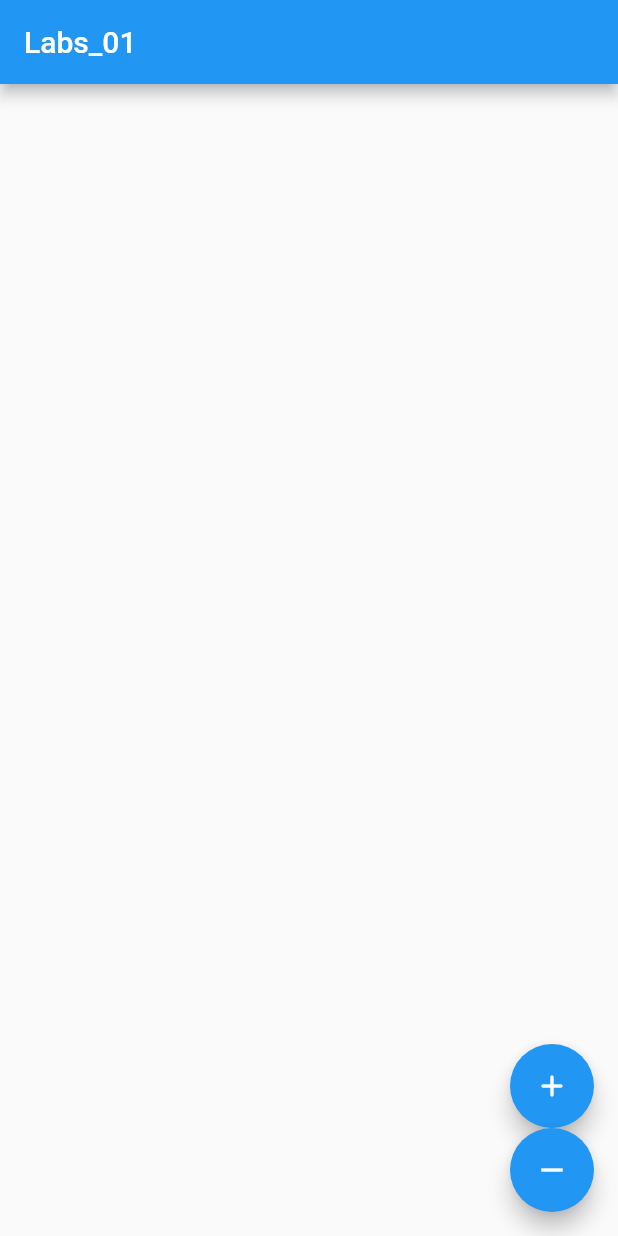
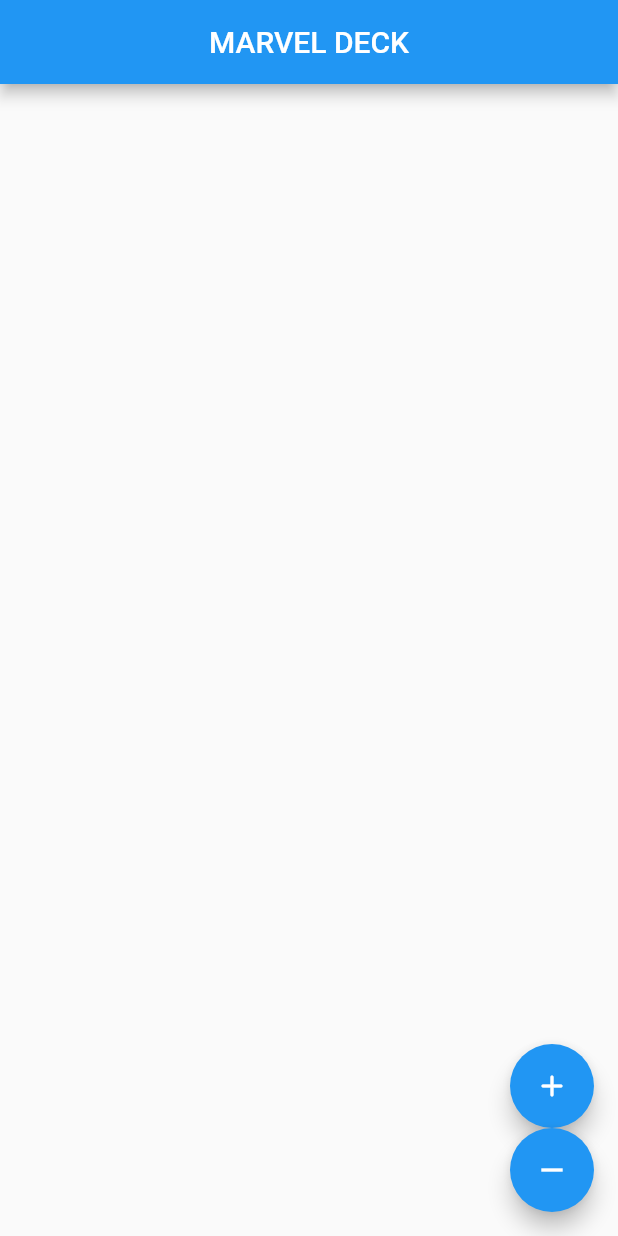
Before and after one commit to nox-machina/flutter_labs_01, a Flutter app: the screen it shows after launch, after a tap on the "add" icon, on a phone screen of 412 x 824 dp. Run offline on Flutter 3.47's test engine with Material 2 defaults, Android fonts, the phone set to English and light mode, and no system bars; our stand-ins replace flutter_dotenv.

Commit message:
Marvel API implemented with bug fixes

```diff
--- a/lib/main.dart
+++ b/lib/main.dart
@@ -1,7 +1,8 @@
 import 'package:flutter/material.dart';
-
+import 'package:flutter_dotenv/flutter_dotenv.dart' as DotEnv;
 import './src/app.dart';
 
-void main() {
+void main() async {
+  await DotEnv.load(fileName: ".env");
   runApp(MyApp());
 }
--- a/lib/src/app.dart
+++ b/lib/src/app.dart
@@ -3,6 +3,8 @@ import 'package:http/http.dart' as http;
 import 'dart:convert';
 import 'models/image_model.dart';
 import 'widgets/image_list.dart';
+import 'package:crypto/crypto.dart' as crypto;
+import 'package:flutter_dotenv/flutter_dotenv.dart';
 
 class MyApp extends StatefulWidget {
   @override
@@ -11,24 +13,56 @@ class MyApp extends StatefulWidget {
 
 class _MyAppState extends State<MyApp> {
   int counter = 0;
+  int limit = 1;
+  int offset = 0;
   List<ImageModel> images = [];
 
   void getImage() async {
     counter++;
-    final res =
-        await http.get('http://jsonplaceholder.typicode.com/photos/$counter');
+    offset++;
+    var ts = DateTime.now().millisecondsSinceEpoch.toString();
+    final pubkey = "f49e6d7f4057e2eff1a2586f3f7929d3";
+    final pvtkey = env['PVTKEY'];
+    var apikey =
+        crypto.md5.convert(utf8.encode(ts + pvtkey + pubkey)).toString();
+    print(apikey);
+    final res = await http.get(
+        'https://gateway.marvel.com:443/v1/public/characters?limit=$limit&offset=$offset&ts=$ts&apikey=$pubkey&hash=$apikey');
     var imageModel = ImageModel.fromJson(json.decode(res.body));
-    setState(() {
-      images.add(imageModel);
-    });
+    print(res.statusCode);
+    if (imageModel.url !=
+        "http://i.annihil.us/u/prod/marvel/i/mg/b/40/image_not_available.jpg") {
+      if (images.length >= 0) {
+        var contains = images.where((element) => element.id == imageModel.id);
+        if (contains.isEmpty) {
+          setState(() {
+            images.add(imageModel);
+            print("ADDED ONE = $counter: $offset");
+          });
+        } else {
+          getImage();
+        }
+      }
+    } else {
+      getImage();
+    }
   }
 
   void removeImage() async {
-    if (counter > 0) {
-      counter--;
+    if (counter > 0 && offset > 0) {
       setState(() {
         images.removeLast();
       });
+      if ((counter - images.length) >= 1) {
+        var diff = counter - images.length;
+        offset -= (diff);
+        counter -= (diff);
+        print("REMOVED more = $counter: $offset");
+      } else {
+        offset--;
+        counter--;
+        print("REMOVED ONE = $counter: $offset");
+      }
     }
   }
 
@@ -49,7 +83,7 @@ class _MyAppState extends State<MyApp> {
           ],
         ),
         appBar: AppBar(
-          title: Text('Labs_01'),
+          title: Center(child: Text('MARVEL DECK')),
         ),
       ),
     );
--- a/lib/src/models/image_model.dart
+++ b/lib/src/models/image_model.dart
@@ -1,13 +1,16 @@
 class ImageModel {
   int id;
-  String title;
+  String name;
   String url;
 
-  ImageModel(this.id, this.title, this.url);
-
+  // ImageModel(this.id, this.name);
   ImageModel.fromJson(Map<String, dynamic> parsedJson) {
-    id = parsedJson['id'];
-    title = parsedJson['title'];
-    url = parsedJson['url'];
+    // print(parsedJson['data']['results'][0]['thumbnail']['path']);
+    // if (parsedJson['data']['results'][0]['thumbnail']['path'] !=
+    //     "http://i.annihil.us/u/prod/marvel/i/mg/b/40/image_not_available") {
+    id = parsedJson['data']['results'][0]['id'];
+    name = parsedJson['data']['results'][0]['name'];
+    url = parsedJson['data']['results'][0]['thumbnail']['path'] + ".jpg";
+    // }
   }
 }
```
Also changed, not shown: lib/src/widgets/image_list.dart (+11 -2 lines), pubspec.yaml (+6 -4 lines), pubspec.lock, 1 other file.
